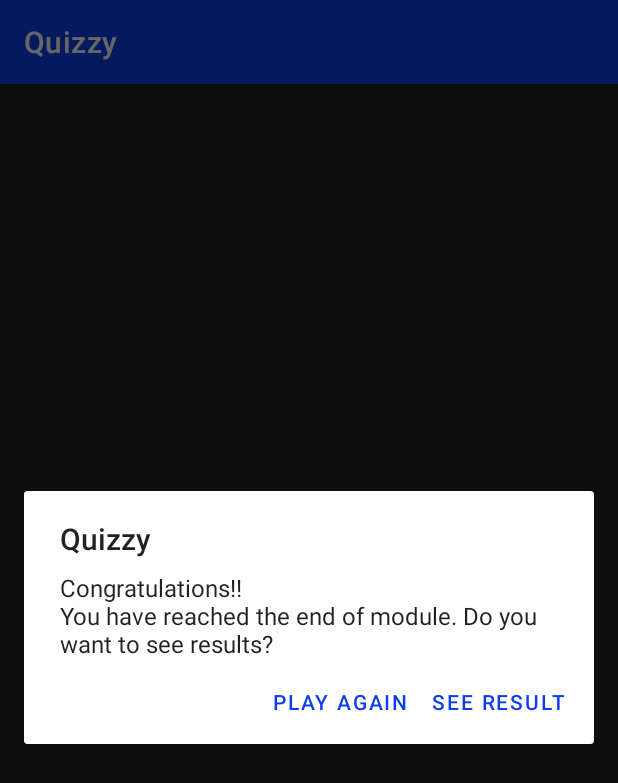
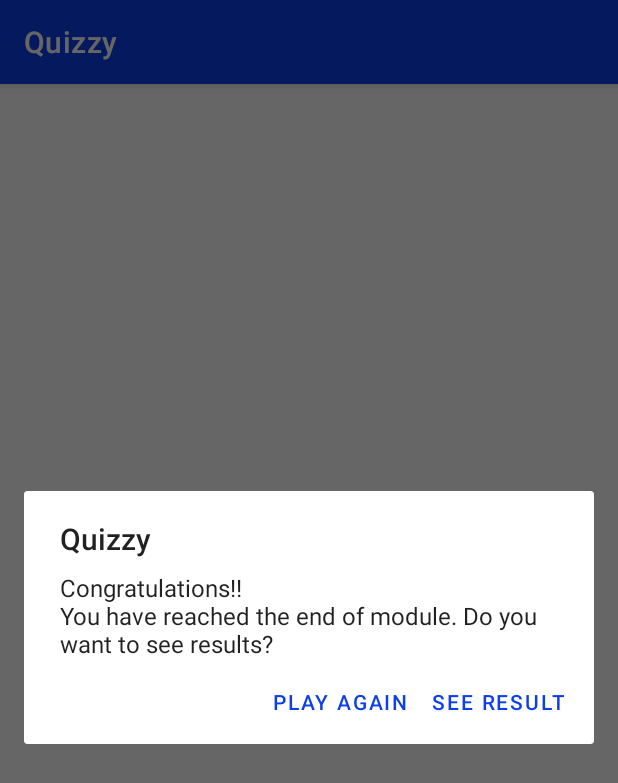
Before and after one commit to kaushal5504/Quizzy, an Android app: the QuizActivity screen opened directly, with no data from a screen before it, on a phone screen of 412 x 824 dp. Shown: the top 783 px of the screen. Run offline under Robolectric (Android 15) with nearby library versions, the light colour scheme and no system bars; our stand-ins replace Firebase (no records; nobody signed in at launch, a user with empty details on screens opened directly).

Commit message:
bug fix1

```diff
--- a/app/src/main/res/layout/activity_main.xml
+++ b/app/src/main/res/layout/activity_main.xml
@@ -25,8 +25,8 @@
 
     <Button
         android:id="@+id/buttonStart"
-        android:layout_width="wrap_content"
-        android:layout_height="wrap_content"
+        android:layout_width="200dp"
+        android:layout_height="100dp"
         android:layout_marginTop="96dp"
         android:text="start quiz"
         android:textSize="18sp"
--- a/app/src/main/res/layout/activity_quiz.xml
+++ b/app/src/main/res/layout/activity_quiz.xml
@@ -5,7 +5,7 @@
     android:layout_width="match_parent"
     android:layout_height="match_parent"
     android:layout_margin="5dp"
-    android:background="#DA000000"
+    android:background="#DAFFFFFF"
     tools:context=".QuizActivity">
 
     <LinearLayout
@@ -106,7 +106,7 @@
             android:id="@+id/textViewQuestion"
             android:layout_width="350dp"
             android:layout_height="wrap_content"
-            android:layout_marginTop="50dp"
+            android:layout_marginTop="10dp"
             android:background="@drawable/question_layout"
             android:gravity="center"
             android:text="TextView"
@@ -114,50 +114,53 @@
 
             android:textSize="20sp" />
 
-        <TextView
-            android:id="@+id/textViewOption1"
-            android:layout_width="250dp"
+        <RadioGroup
+            android:id="@+id/radioGroup"
+            android:layout_width="match_parent"
             android:layout_height="wrap_content"
-            android:layout_marginTop="30dp"
-            android:background="@drawable/question_layout"
-            android:gravity="center_horizontal"
-            android:text="TextView"
+            android:layout_marginHorizontal="10dp"
+            android:layout_marginTop="10dp">
 
-            android:textColor="@color/black"
-            android:textSize="24sp" />
+            <RadioButton
+                android:id="@+id/textViewOption1"
+                android:layout_width="300dp"
+                android:layout_height="wrap_content"
+                android:layout_gravity="center"
+                android:layout_marginTop="15dp"
+                android:background="@drawable/question_layout"
+                android:text="RadioButton"
+                android:textColor="@color/white" />
 
-        <TextView
-            android:id="@+id/textViewOption2"
-            android:layout_width="250dp"
-            android:layout_height="wrap_content"
-            android:layout_marginTop="20dp"
-            android:background="@drawable/question_layout"
-            android:gravity="center_horizontal"
-            android:text="TextView"
-            android:textColor="@color/black"
-            android:textSize="24sp" />
+            <RadioButton
+                android:id="@+id/textViewOption2"
+                android:layout_width="300dp"
+                android:layout_height="wrap_content"
+                android:layout_gravity="center"
+                android:layout_marginTop="15dp"
+                android:background="@drawable/question_layout"
+                android:text="RadioButton"
+                android:textColor="@color/white" />
 
-        <TextView
-            android:id="@+id/textViewOption3"
-            android:layout_width="250dp"
-            android:layout_height="wrap_content"
-            android:layout_marginTop="20dp"
-            android:background="@drawable/question_layout"
-            android:gravity="center_horizontal"
-            android:text="TextView"
-            android:textColor="@color/black"
-            android:textSize="24sp" />
+            <RadioButton
+                android:id="@+id/textViewOption3"
+                android:layout_width="300dp"
+                android:layout_height="wrap_content"
+                android:layout_gravity="center"
+                android:layout_marginTop="15dp"
+                android:background="@drawable/question_layout"
+                android:text="RadioButton"
+                android:textColor="@color/white" />
 
-        <TextView
-            android:id="@+id/textViewOption4"
-            android:layout_width="250dp"
-            android:layout_height="wrap_content"
-            android:layout_marginTop="20dp"
-            android:background="@drawable/question_layout"
-            android:gravity="center_horizontal"
-            android:text="TextView"
-            android:textColor="@color/black"
-            android:textSize="24sp" />
+            <RadioButton
+                android:id="@+id/textViewOption4"
+                android:layout_width="300dp"
+                android:layout_height="wrap_content"
+                android:layout_gravity="center"
+                android:layout_marginTop="15dp"
+                android:background="@drawable/question_layout"
+                android:text="RadioButton"
+                android:textColor="@color/white" />
+        </RadioGroup>
 
 
     </LinearLayout>
@@ -167,14 +170,12 @@
         android:layout_width="match_parent"
         android:layout_height="wrap_content"
         android:layout_marginHorizontal="30dp"
-        android:layout_marginTop="10dp"
-        android:layout_marginBottom="10dp"
+        android:layout_marginBottom="40dp"
         android:orientation="horizontal"
         android:visibility="invisible"
         app:layout_constraintBottom_toBottomOf="parent"
         app:layout_constraintEnd_toEndOf="parent"
-        app:layout_constraintStart_toStartOf="parent"
-        app:layout_constraintTop_toBottomOf="@id/layout2">
+        app:layout_constraintStart_toStartOf="parent">
 
         <Button
             android:id="@+id/buttonFinish"
@@ -192,15 +193,30 @@
             android:layout_weight="1"
             android:text="next" />
     </LinearLayout>
+
     <ProgressBar
         android:id="@+id/progressBar"
         style="?android:attr/progressBarStyle"
         android:layout_width="wrap_content"
         android:layout_height="wrap_content"
+        app:layout_constraintBottom_toBottomOf="parent"
+        app:layout_constraintEnd_toEndOf="parent"
         app:layout_constraintStart_toStartOf="parent"
+        app:layout_constraintTop_toTopOf="parent" />
+
+    <Button
+        android:id="@+id/buttonCheck"
+        android:layout_width="wrap_content"
+        android:layout_height="wrap_content"
+        android:layout_marginTop="43dp"
+        android:layout_marginBottom="25dp"
+        android:text="Check"
+        android:visibility="invisible"
+        app:layout_constraintBottom_toTopOf="@+id/buttonlayout"
         app:layout_constraintEnd_toEndOf="parent"
-        app:layout_constraintTop_toTopOf="parent"
-        app:layout_constraintBottom_toBottomOf="parent"/>
+        app:layout_constraintHorizontal_bias="0.5"
+        app:layout_constraintStart_toStartOf="parent"
+        app:layout_constraintTop_toBottomOf="@+id/layout2" />
 
 
 </androidx.constraintlayout.widget.ConstraintLayout>
```
Also changed, not shown: app/src/main/java/com/tech/quizzy/QuizActivity.kt (+78 -101 lines), app/src/main/res/layout/activity_main2.xml (+9 -5 lines).
